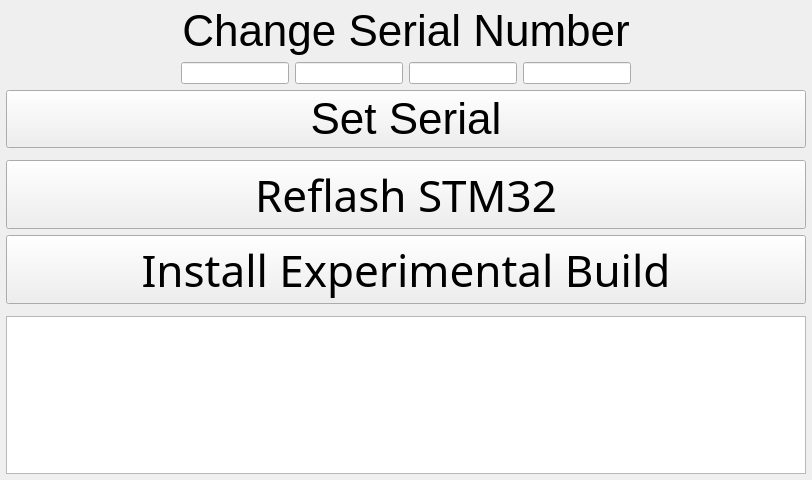
Old version of the form ui/FactoryWidget.ui in the repository kipr/botui.
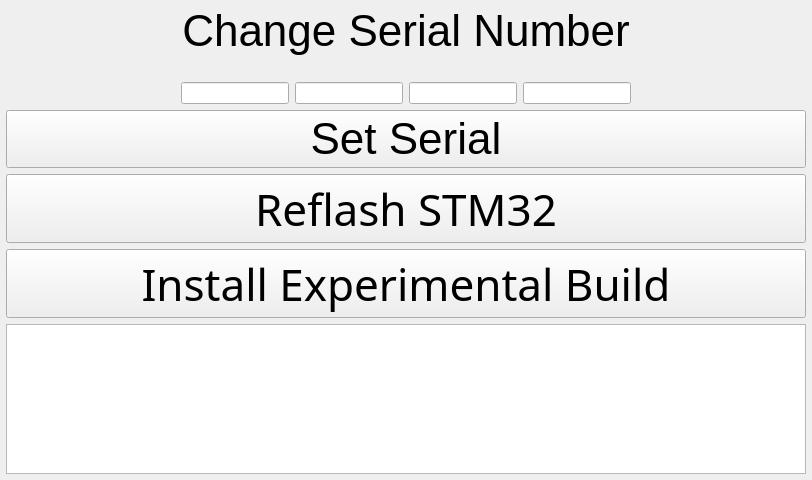
New version of the form. Icons and pictures are not drawn. Custom widgets are drawn as their Qt base class.

Commit message: Added a failcheck to reflash

The edit to the form file:
```diff
--- a/ui/FactoryWidget.ui
+++ b/ui/FactoryWidget.ui
@@ -13,7 +13,7 @@
   <property name="windowTitle">
    <string>Factory</string>
   </property>
-  <layout class="QVBoxLayout" name="verticalLayout" stretch="0,0,0,0,0,0,0,0">
+  <layout class="QVBoxLayout" name="verticalLayout" stretch="0,0,0,0,0,0,0,0,0">
    <property name="leftMargin">
     <number>6</number>
    </property>
@@ -50,6 +50,16 @@
      </property>
     </widget>
    </item>
+   <item>
+    <widget class="QLabel" name="subText">
+     <property name="text">
+      <string/>
+     </property>
+     <property name="alignment">
+      <set>Qt::AlignCenter</set>
+     </property>
+    </widget>
+   </item>
    <item>
     <layout class="QHBoxLayout" name="horizontalLayout">
      <item>
```
The commit also changes 1 other file.
